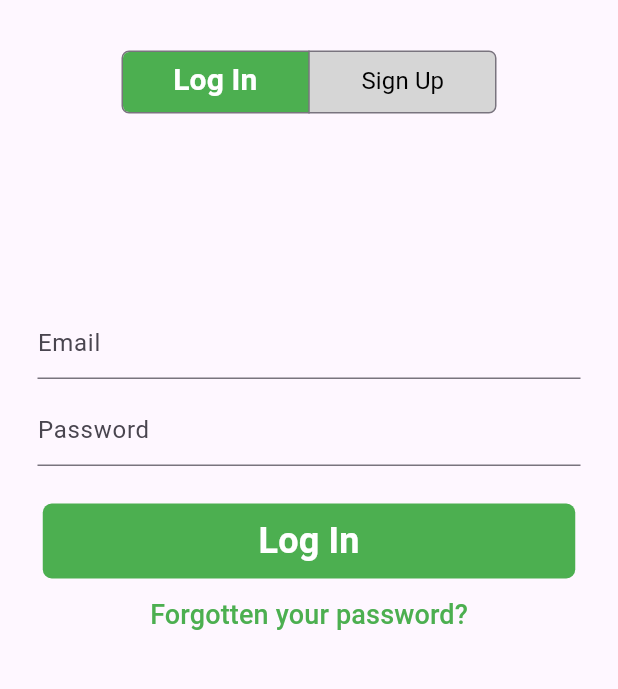
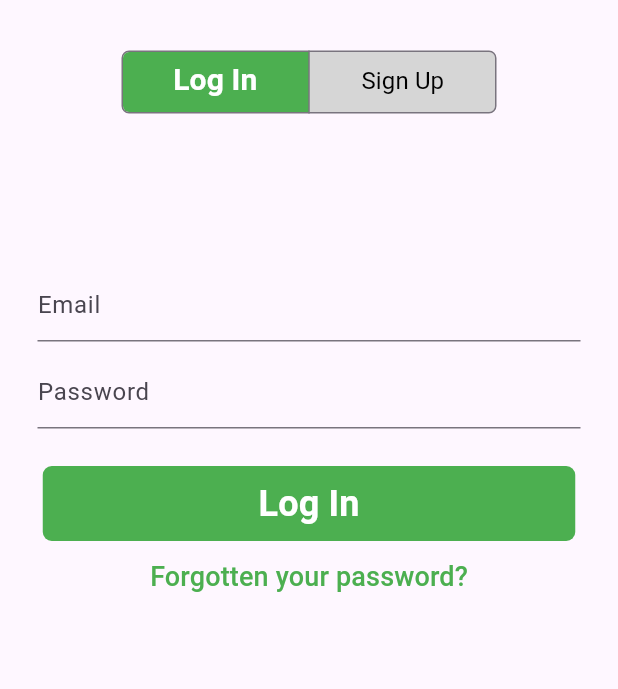
Before and after one commit to TheBeville/doucodetho, a Flutter app: the screen it shows after launch, on a phone screen of 412 x 824 dp, the part 203-892 px from its top. Run offline on Flutter 3.47's test engine with Material 3 defaults, Android fonts, the light colour scheme and no system bars; our stand-ins replace flutter_bloc, flutter_dotenv, get_it, supabase_flutter; accounts and stored records are empty.

Commit message:
fix render overflow w/ keyboard, signup bug

```diff
--- a/lib/auth/auth_service.dart
+++ b/lib/auth/auth_service.dart
@@ -22,7 +22,11 @@ class AuthService {
       final response = await supabase.auth.signUp(
         email: email,
         password: password,
-        data: {'username': username, 'last_updated': DateTime.now()},
+        data: {
+          'username': username,
+          // TODO: fix Supabase trigger to avoid NULL value
+          'last_updated': DateTime.now().toIso8601String().split('T')[0],
+        },
       );
       return response;
     } catch (e) {
--- a/lib/view/login_view.dart
+++ b/lib/view/login_view.dart
@@ -32,8 +32,10 @@ class _LoginViewState extends State<LoginView> {
   @override
   Widget build(BuildContext context) {
     return Scaffold(
-      body: Center(
+      resizeToAvoidBottomInset: true,
+      body: SingleChildScrollView(
         child: Column(
+          mainAxisSize: MainAxisSize.min,
           children: [
             SizedBox(
               height: 85,
@@ -58,11 +60,10 @@ class _LoginViewState extends State<LoginView> {
               selectedSegment: _selectedSegment,
               onSelectionChanged: _handleSegmentChanged,
             ),
-            SizedBox(height: 125),
+            SizedBox(height: 100),
             _selectedSegment == Segment.login
                 ? LoginForm()
                 : SignupForm(alreadyHaveAnAccount: _toggleToLogin),
-            Spacer(flex: 1),
           ],
         ),
       ),
```
Also changed, not shown: lib/view/home_view.dart (+4 -3 lines).
